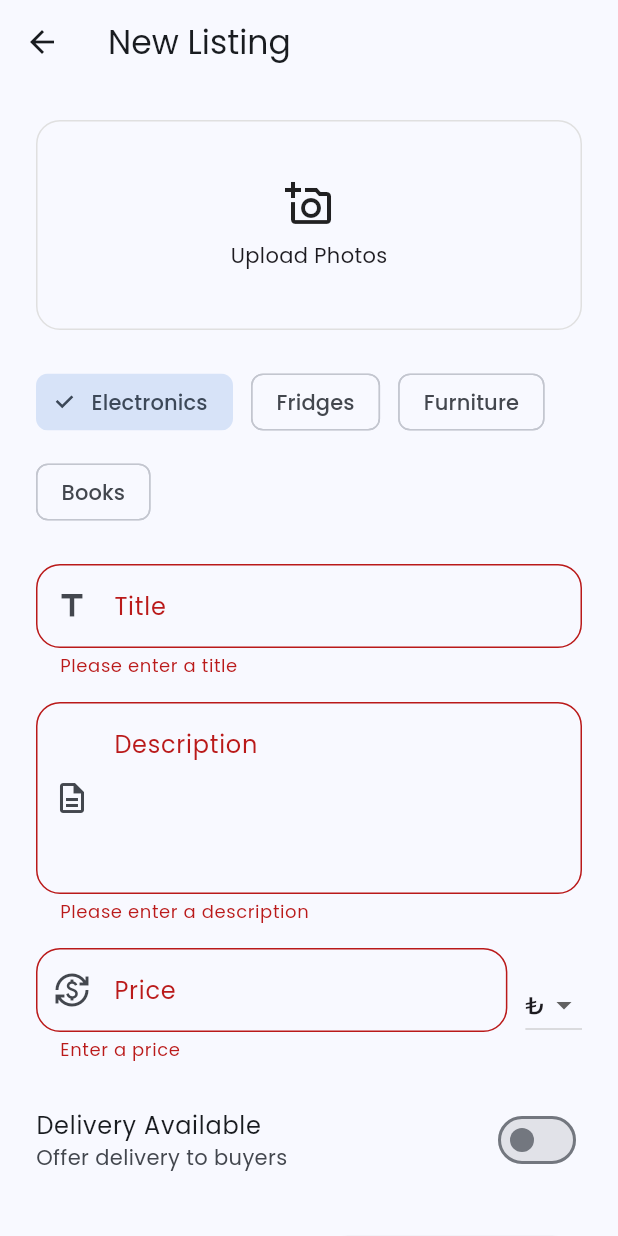
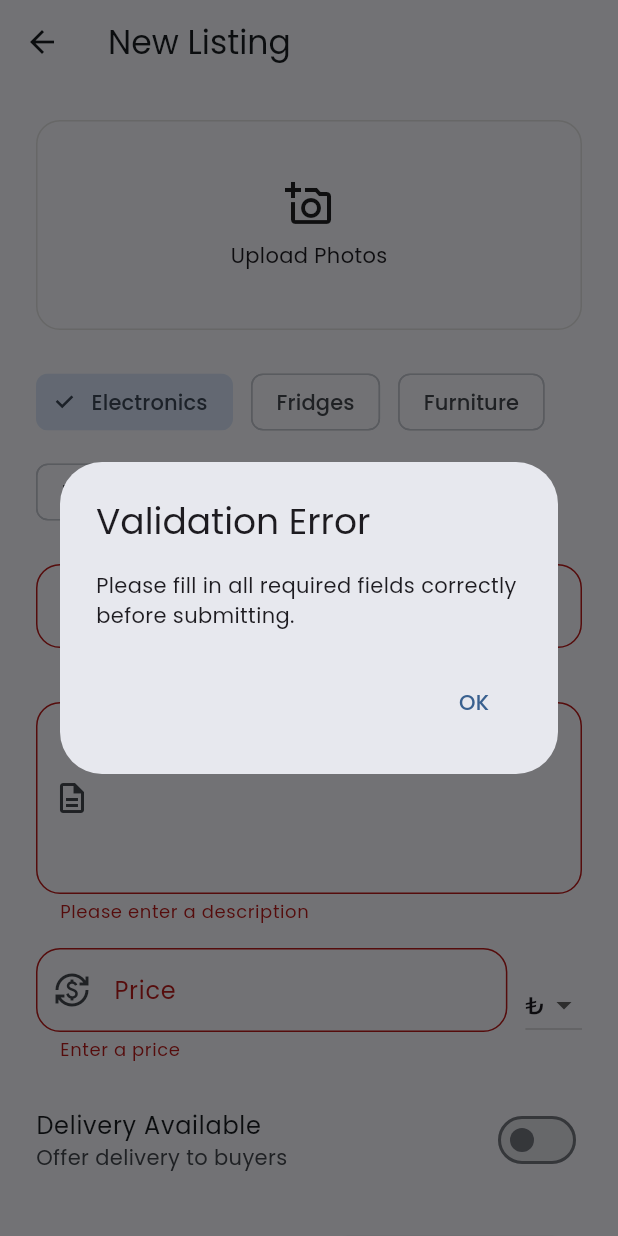
Before and after one commit to imraaan-dev/SuMarket, a Flutter app: the CreateListingScreen screen opened by its route, after a tap on "Post Listing", on a phone screen of 412 x 824 dp. Run offline on Flutter 3.47's test engine with Material 3 defaults, Android fonts, the phone set to English and light mode, and no system bars; our stand-ins replace google_fonts, grouped_list.

Commit message:
Update create_listing_screen.dart

```diff
--- a/lib/screens/create_listing_screen.dart
+++ b/lib/screens/create_listing_screen.dart
@@ -32,6 +32,27 @@ class _CreateListingScreenState extends State<CreateListingScreen> {
         const SnackBar(content: Text('Listing saved (mock).')),
       );
       Navigator.of(context).pop();
+    } else {
+      // Show AlertDialog when validation fails
+      showDialog(
+        context: context,
+        builder: (BuildContext context) {
+          return AlertDialog(
+            title: const Text('Validation Error'),
+            content: const Text(
+              'Please fill in all required fields correctly before submitting.',
+            ),
+            actions: [
+              TextButton(
+                onPressed: () {
+                  Navigator.of(context).pop();
+                },
+                child: const Text('OK'),
+              ),
+            ],
+          );
+        },
+      );
     }
   }
 
```
